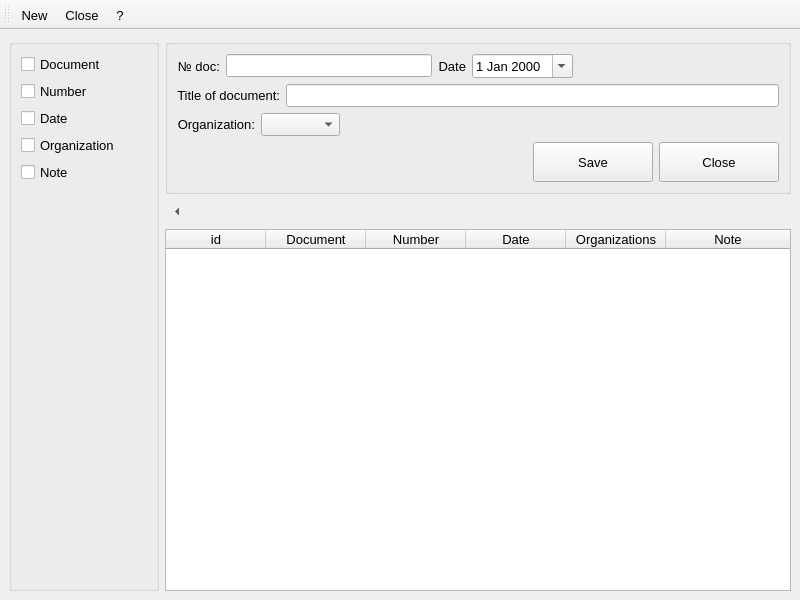
Skyrim78/Librarian, file librarian/docs.ui: the form before one commit.
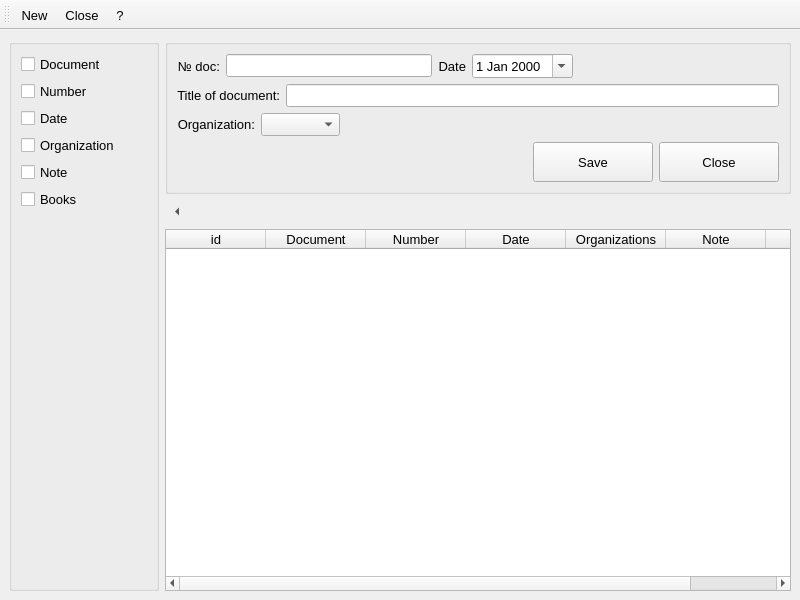
The form after the commit.

The edit to the form file:
```diff
--- a/librarian/docs.ui
+++ b/librarian/docs.ui
@@ -77,6 +77,13 @@
              </property>
             </widget>
            </item>
+           <item>
+            <widget class="QCheckBox" name="checkBox_books">
+             <property name="text">
+              <string>Books</string>
+             </property>
+            </widget>
+           </item>
            <item>
             <spacer name="verticalSpacer">
              <property name="orientation">
@@ -372,6 +379,11 @@
             </font>
            </property>
           </column>
+          <column>
+           <property name="text">
+            <string>Books</string>
+           </property>
+          </column>
          </widget>
         </item>
        </layout>
```
